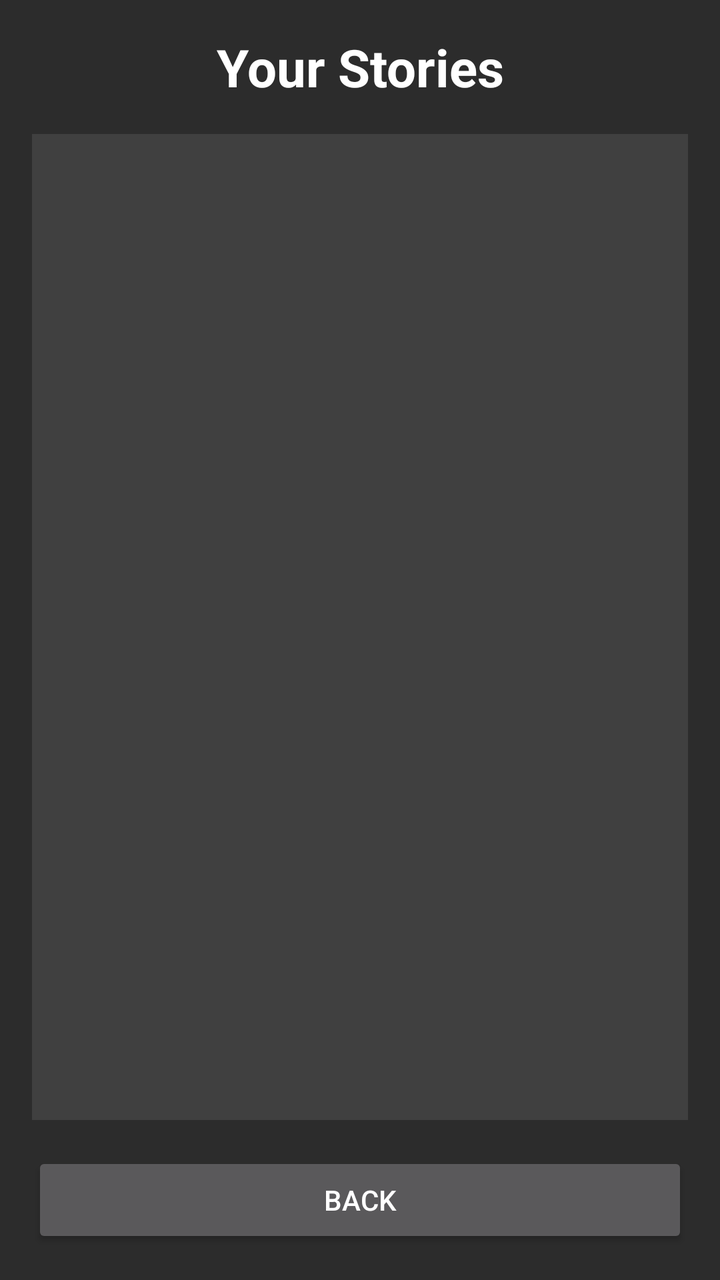
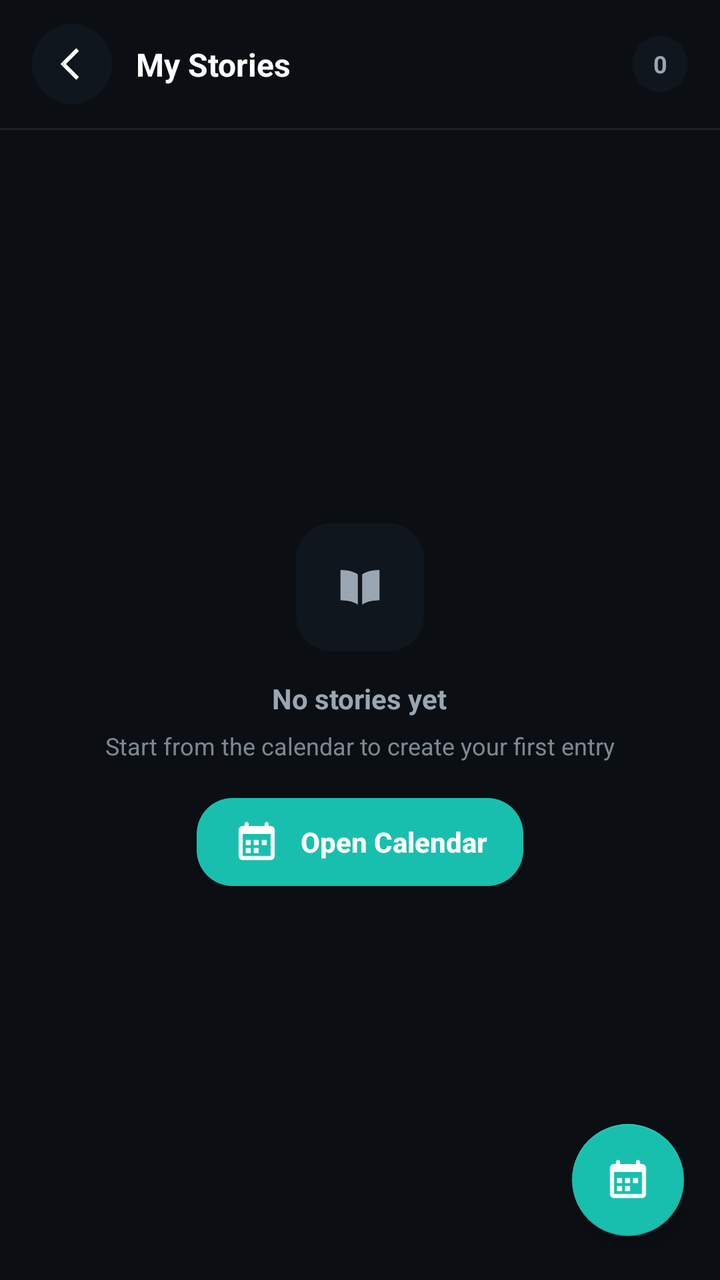

The first picture is an Android layout as it rendered before a commit; the second is the same layout after the commit. The layout source and the unified diff follow.
<!-- AndroidManifest.xml: application theme Theme.AppCompat.NoActionBar -->
<!-- res/layout/activity_stories_list.xml -->
<?xml version="1.0" encoding="utf-8"?>
<LinearLayout xmlns:android="http://schemas.android.com/apk/res/android"
    android:layout_width="match_parent"
    android:layout_height="match_parent"
    android:orientation="vertical"
    android:padding="16dp"
    android:background="#2c2c2c">

    <TextView
        android:layout_width="match_parent"
        android:layout_height="wrap_content"
        android:text="Your Stories"
        android:textSize="26sp"
        android:gravity="center"
        android:layout_marginBottom="16dp"
        android:textColor="#ffffff"
        android:textStyle="bold" />

    <ListView
        android:id="@+id/storiesListView"
        android:layout_width="match_parent"
        android:layout_height="0dp"
        android:layout_weight="1"
        android:layout_marginBottom="16dp"
        android:background="#404040"
        android:divider="#555555"
        android:dividerHeight="1dp" />

    <Button
        android:id="@+id/backButton"
        android:layout_width="match_parent"
        android:layout_height="wrap_content"
        android:text="BACK" />

</LinearLayout>
<!-- resources referenced by this layout -->
<resources>

</resources>

<!-- the commit's change to res/layout/activity_stories_list.xml (unified diff, before → after) -->
@@ -1,35 +1,172 @@
 <?xml version="1.0" encoding="utf-8"?>
-<LinearLayout xmlns:android="http://schemas.android.com/apk/res/android"
+<FrameLayout xmlns:android="http://schemas.android.com/apk/res/android"
+    xmlns:app="http://schemas.android.com/apk/res-auto"
     android:layout_width="match_parent"
     android:layout_height="match_parent"
-    android:orientation="vertical"
-    android:padding="16dp"
-    android:background="#2c2c2c">
+    android:background="@color/menu_bg">
 
-    <TextView
+    <androidx.constraintlayout.widget.ConstraintLayout
         android:layout_width="match_parent"
-        android:layout_height="wrap_content"
-        android:text="Your Stories"
-        android:textSize="26sp"
-        android:gravity="center"
-        android:layout_marginBottom="16dp"
-        android:textColor="#ffffff"
-        android:textStyle="bold" />
+        android:layout_height="match_parent">
 
-    <ListView
-        android:id="@+id/storiesListView"
-        android:layout_width="match_parent"
-        android:layout_height="0dp"
-        android:layout_weight="1"
-        android:layout_marginBottom="16dp"
-        android:background="#404040"
-        android:divider="#555555"
-        android:dividerHeight="1dp" />
+        
+        <androidx.constraintlayout.widget.ConstraintLayout
+            android:id="@+id/topBar"
+            android:layout_width="0dp"
+            android:layout_height="64dp"
+            android:paddingStart="16dp"
+            android:paddingEnd="16dp"
+            app:layout_constraintTop_toTopOf="parent"
+            app:layout_constraintStart_toStartOf="parent"
+            app:layout_constraintEnd_toEndOf="parent">
 
-    <Button
-        android:id="@+id/backButton"
-        android:layout_width="match_parent"
-        android:layout_height="wrap_content"
-        android:text="BACK" />
+            <ImageButton
+                android:id="@+id/backButton"
+                android:layout_width="40dp"
+                android:layout_height="40dp"
+                android:background="@drawable/bg_story_back_circle"
+                android:contentDescription="Back"
+                android:scaleType="center"
+                android:src="@drawable/ic_chevron_left_simple"
+                android:tint="@color/menu_text_primary"
+                app:layout_constraintStart_toStartOf="parent"
+                app:layout_constraintTop_toTopOf="parent"
+                app:layout_constraintBottom_toBottomOf="parent" />
 
-</LinearLayout>
+            <TextView
+                android:id="@+id/titleText"
+                android:layout_width="0dp"
+                android:layout_height="wrap_content"
+                android:layout_marginStart="12dp"
+                android:text="My Stories"
+                android:textColor="@color/menu_text_primary"
+                android:textSize="16sp"
+                android:textStyle="bold"
+                app:layout_constraintStart_toEndOf="@+id/backButton"
+                app:layout_constraintEnd_toStartOf="@+id/countBadge"
+                app:layout_constraintTop_toTopOf="parent"
+                app:layout_constraintBottom_toBottomOf="parent" />
+
+            <TextView
+                android:id="@+id/countBadge"
+                android:layout_width="28dp"
+                android:layout_height="28dp"
+                android:background="@drawable/bg_stories_badge"
+                android:gravity="center"
+                android:text="0"
+                android:textColor="@color/menu_text_secondary"
+                android:textSize="12sp"
+                android:textStyle="bold"
+                app:layout_constraintEnd_toEndOf="parent"
+                app:layout_constraintTop_toTopOf="parent"
+                app:layout_constraintBottom_toBottomOf="parent" />
+
+        </androidx.constraintlayout.widget.ConstraintLayout>
+
+        <View
+            android:id="@+id/topDivider"
+            android:layout_width="0dp"
+            android:layout_height="1dp"
+            android:alpha="0.12"
+            android:background="@color/menu_text_secondary"
+            app:layout_constraintTop_toBottomOf="@+id/topBar"
+            app:layout_constraintStart_toStartOf="parent"
+            app:layout_constraintEnd_toEndOf="parent" />
+
+        
+        <ListView
+            android:id="@+id/storiesListView"
+            android:layout_width="0dp"
+            android:layout_height="0dp"
+            android:layout_marginTop="12dp"
+            android:divider="@android:color/transparent"
+            android:dividerHeight="8dp"
+            android:paddingStart="16dp"
+            android:paddingEnd="16dp"
+            android:clipToPadding="false"
+            android:visibility="gone"
+            app:layout_constraintTop_toBottomOf="@+id/topDivider"
+            app:layout_constraintBottom_toBottomOf="parent"
+            app:layout_constraintStart_toStartOf="parent"
+            app:layout_constraintEnd_toEndOf="parent" />
+
+        
+        <LinearLayout
+            android:id="@+id/emptyStateContainer"
+            android:layout_width="0dp"
+            android:layout_height="0dp"
+            android:orientation="vertical"
+            android:gravity="center"
+            android:paddingStart="22dp"
+            android:paddingEnd="22dp"
+            app:layout_constraintTop_toBottomOf="@+id/topDivider"
+            app:layout_constraintBottom_toBottomOf="parent"
+            app:layout_constraintStart_toStartOf="parent"
+            app:layout_constraintEnd_toEndOf="parent">
+
+            <FrameLayout
+                android:layout_width="64dp"
+                android:layout_height="64dp"
+                android:background="@drawable/bg_stories_empty_tile">
+
+                <ImageView
+                    android:layout_width="26dp"
+                    android:layout_height="26dp"
+                    android:layout_gravity="center"
+                    android:src="@drawable/ic_book_simple"
+                    android:tint="@color/menu_text_secondary"
+                    android:contentDescription="Empty" />
+            </FrameLayout>
+
+            <TextView
+                android:layout_width="wrap_content"
+                android:layout_height="wrap_content"
+                android:layout_marginTop="14dp"
+                android:text="No stories yet"
+                android:textColor="@color/menu_text_secondary"
+                android:textSize="14sp"
+                android:textStyle="bold" />
+
+            <TextView
+                android:layout_width="wrap_content"
+                android:layout_height="wrap_content"
+                android:layout_marginTop="6dp"
+                android:text="Start from the calendar to create your first entry"
+                android:textColor="@color/menu_text_secondary"
+                android:textSize="12sp"
+                android:alpha="0.8" />
+
+            <Button
+                android:id="@+id/openCalendarButton"
+                android:layout_width="wrap_content"
+                android:layout_height="44dp"
+                android:layout_marginTop="18dp"
+                android:background="@drawable/bg_story_save_pill"
+                android:text="Open Calendar"
+                android:textAllCaps="false"
+                android:textStyle="bold"
+                android:textSize="14sp"
+                android:textColor="@color/menu_text_primary"
+                android:paddingStart="18dp"
+                android:paddingEnd="18dp"
+                android:drawableStart="@drawable/ic_calendar_simple"
+                android:drawablePadding="10dp" />
+
+        </LinearLayout>
+
+        <com.google.android.material.floatingactionbutton.FloatingActionButton
+            android:id="@+id/calendarFab"
+            android:layout_width="wrap_content"
+            android:layout_height="wrap_content"
+            android:layout_marginEnd="18dp"
+            android:layout_marginBottom="22dp"
+            android:contentDescription="Open Calendar"
+            app:srcCompat="@drawable/ic_calendar_simple"
+            app:backgroundTint="@color/menu_teal"
+            app:tint="@color/menu_text_primary"
+            app:layout_constraintEnd_toEndOf="parent"
+            app:layout_constraintBottom_toBottomOf="parent" />
+
+    </androidx.constraintlayout.widget.ConstraintLayout>
+
+</FrameLayout>
<!-- resource entries referenced after the edit -->
@@ -1,5 +1,68 @@
 <!-- resources referenced by this layout -->
 <resources>
-
+  <color name="menu_bg">#FF0B0F14</color>
+  <color name="menu_teal">#FF19BFAE</color>
+  <color name="menu_text_primary">#FFFFFFFF</color>
+  <color name="menu_text_secondary">#FF9AA6B2</color>
+  <!-- drawable bg_stories_badge (drawable) -->
+  <?xml version="1.0" encoding="utf-8"?>
+  <shape xmlns:android="http://schemas.android.com/apk/res/android" android:shape="oval">
+      <solid android:color="@color/menu_surface_alt" />
+  </shape>
+  <!-- drawable bg_stories_empty_tile (drawable) -->
+  <?xml version="1.0" encoding="utf-8"?>
+  <shape xmlns:android="http://schemas.android.com/apk/res/android" android:shape="rectangle">
+      <solid android:color="@color/menu_surface_alt" />
+      <corners android:radius="18dp" />
+  </shape>
+  <!-- drawable bg_story_back_circle (drawable) -->
+  <?xml version="1.0" encoding="utf-8"?>
+  <shape xmlns:android="http://schemas.android.com/apk/res/android" android:shape="oval">
+      <solid android:color="@color/menu_surface_alt" />
+  </shape>
+  <!-- drawable bg_story_save_pill (drawable) -->
+  <?xml version="1.0" encoding="utf-8"?>
+  <shape xmlns:android="http://schemas.android.com/apk/res/android" android:shape="rectangle">
+      <solid android:color="@color/menu_teal" />
+      <corners android:radius="18dp" />
+  </shape>
+  <!-- drawable ic_book_simple (drawable) -->
+  <?xml version="1.0" encoding="utf-8"?>
+  <vector xmlns:android="http://schemas.android.com/apk/res/android"
+      android:width="24dp"
+      android:height="24dp"
+      android:viewportWidth="24"
+      android:viewportHeight="24">
+      
+      <path
+          android:fillColor="#FFFFFFFF"
+          android:pathData="M11,6c-2.8,-1.9 -6.3,-2 -8,-2v14c1.9,0 5.5,0.2 8,2V6z" />
+      <path
+          android:fillColor="#FFFFFFFF"
+          android:pathData="M13,6v14c2.5,-1.8 6.1,-2 8,-2V4c-1.7,0 -5.2,0.1 -8,2z" />
+  </vector>
+  <!-- drawable ic_calendar_simple (drawable) -->
+  <?xml version="1.0" encoding="utf-8"?>
+  <vector xmlns:android="http://schemas.android.com/apk/res/android"
+      android:width="24dp"
+      android:height="24dp"
+      android:viewportWidth="24"
+      android:viewportHeight="24">
+      <path
+          android:fillColor="#FFFFFFFF"
+          android:pathData="M7,2C7.6,2 8,2.4 8,3V4H16V3C16,2.4 16.4,2 17,2C17.6,2 18,2.4 18,3V4H19C20.1,4 21,4.9 21,6V19C21,20.1 20.1,21 19,21H5C3.9,21 3,20.1 3,19V6C3,4.9 3.9,4 5,4H6V3C6,2.4 6.4,2 7,2ZM19,8H5V19H19V8ZM6.5,11H9V13.5H6.5V11ZM10.5,11H13V13.5H10.5V11ZM14.5,11H17V13.5H14.5V11ZM6.5,15H9V17.5H6.5V15ZM10.5,15H13V17.5H10.5V15Z" />
+  </vector>
+  <!-- drawable ic_chevron_left_simple (drawable) -->
+  <?xml version="1.0" encoding="utf-8"?>
+  <vector xmlns:android="http://schemas.android.com/apk/res/android"
+      android:width="24dp"
+      android:height="24dp"
+      android:viewportWidth="24"
+      android:viewportHeight="24">
+      <path
+          android:fillColor="#FFFFFFFF"
+          android:pathData="M15.5,5.5 L9,12 L15.5,18.5 L14.1,19.9 L6.2,12 L14.1,4.1 Z" />
+  </vector>
+  <color name="menu_surface_alt">#FF10161D</color>
 </resources>
 
